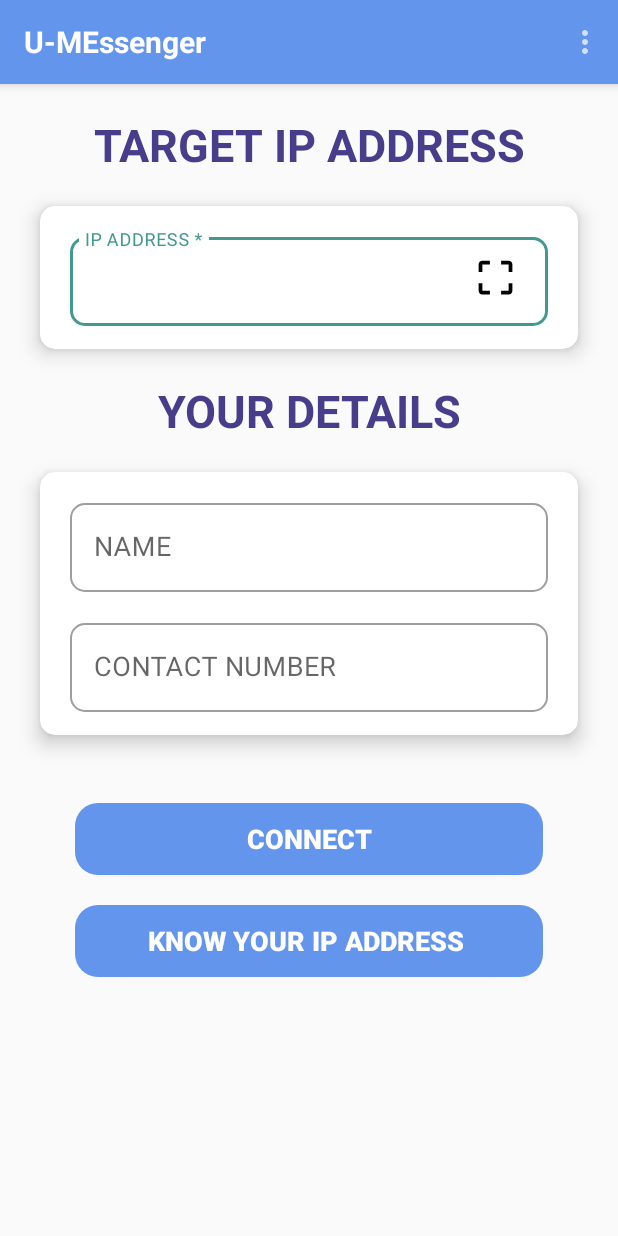
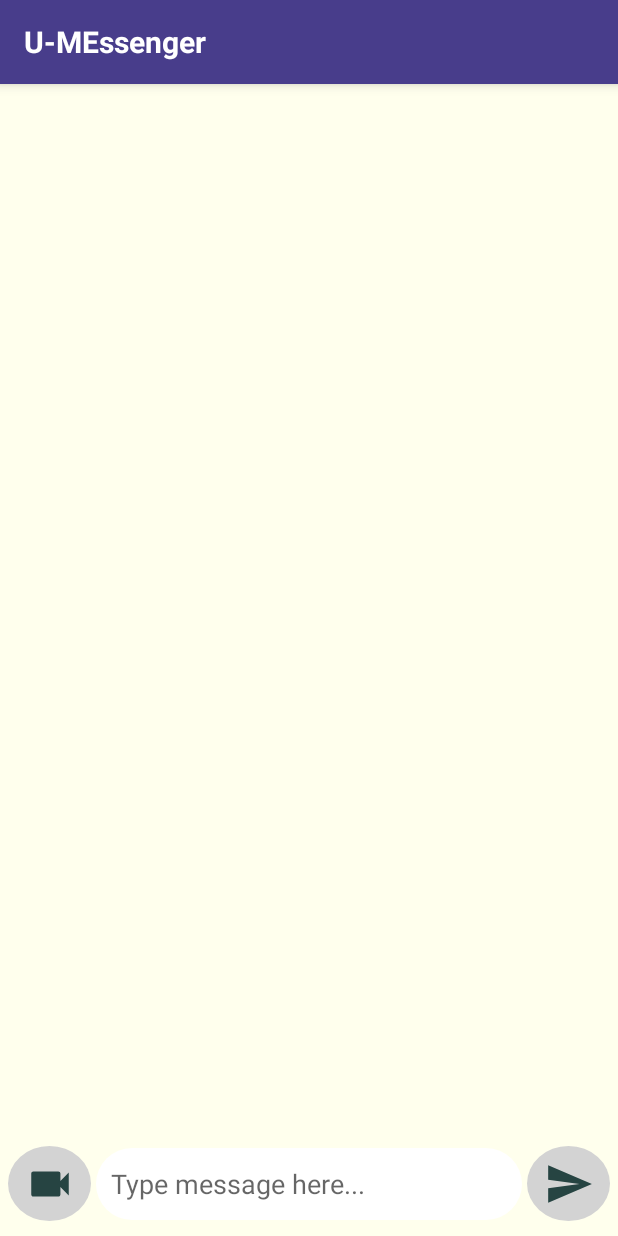
Before and after one commit to ajayb27/P2PChat, an Android app: the screen it shows after launch (MainActivity), on a phone screen of 412 x 824 dp. Run offline under Robolectric (Android 15) with nearby library versions, the phone set to English and light mode, and no system bars; libraries missing offline, so code that uses them is left out: androidmads.library.qrgenearator; Roboto replaces fonts that are not available here.

Commit message:
Video image

```diff
--- /dev/null
+++ b/app/src/main/res/drawable/ic_video.xml
@@ -0,0 +1,5 @@
+<vector android:height="33dp" android:tint="#264442"
+    android:viewportHeight="24.0" android:viewportWidth="24.0"
+    android:width="33dp" xmlns:android="http://schemas.android.com/apk/res/android">
+    <path android:fillColor="#FF000000" android:pathData="M17,10.5V7c0,-0.55 -0.45,-1 -1,-1H4c-0.55,0 -1,0.45 -1,1v10c0,0.55 0.45,1 1,1h12c0.55,0 1,-0.45 1,-1v-3.5l4,4v-11l-4,4z"/>
+</vector>
--- a/app/src/main/res/layout/activity_main.xml
+++ b/app/src/main/res/layout/activity_main.xml
@@ -12,7 +12,7 @@
         android:id="@+id/constraint_layout1"
         android:layout_width="match_parent"
         android:layout_height="match_parent"
-        android:visibility="visible"
+        android:visibility="gone"
         tools:context=".ui.MainActivity">
 
         <include
@@ -269,7 +269,7 @@
         android:layout_width="match_parent"
         android:layout_height="match_parent"
         android:background="#ffffed"
-        android:visibility="gone"
+        android:visibility="visible"
         tools:context=".ui.MainActivity">
 
         <include
@@ -315,8 +315,8 @@
                 android:layout_marginBottom="10dp"
                 android:background="@drawable/file_send_shape"
                 android:backgroundTint="@color/gray"
-                android:src="@drawable/ic_insert"
-                android:visibility="gone"
+                android:src="@drawable/ic_video"
+                android:visibility="visible"
                 app:layout_constraintBottom_toBottomOf="parent"
                 app:layout_constraintStart_toStartOf="parent"
                 app:layout_constraintTop_toTopOf="parent" />
@@ -329,12 +329,12 @@
                 android:layout_marginStart="3dp"
                 android:layout_marginEnd="3dp"
                 android:background="@drawable/edit_text_bg2"
+                android:cursorVisible="true"
+                android:focusable="true"
+                android:focusableInTouchMode="true"
                 android:hint="Type message here..."
                 android:maxLines="5"
                 android:padding="10dp"
-                android:focusable="true"
-                android:focusableInTouchMode="true"
-                android:cursorVisible="true"
                 android:textCursorDrawable="@null"
                 app:layout_constraintBottom_toBottomOf="@id/send_files_and_voice_btn"
                 app:layout_constraintEnd_toStartOf="@id/send_message_btn"
```
